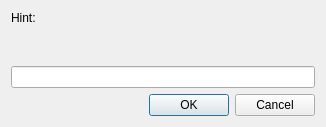
The window that src/ui/WizLineInputDialog.ui (WizTeam/WizQTClient) describes before a commit, drawn with Qt 5.
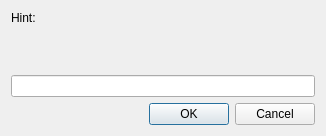
The same window after the commit.

```diff
--- a/src/ui/WizLineInputDialog.ui
+++ b/src/ui/WizLineInputDialog.ui
@@ -7,7 +7,7 @@
     <x>0</x>
     <y>0</y>
     <width>326</width>
-    <height>127</height>
+    <height>136</height>
    </rect>
   </property>
   <property name="sizePolicy">
```
